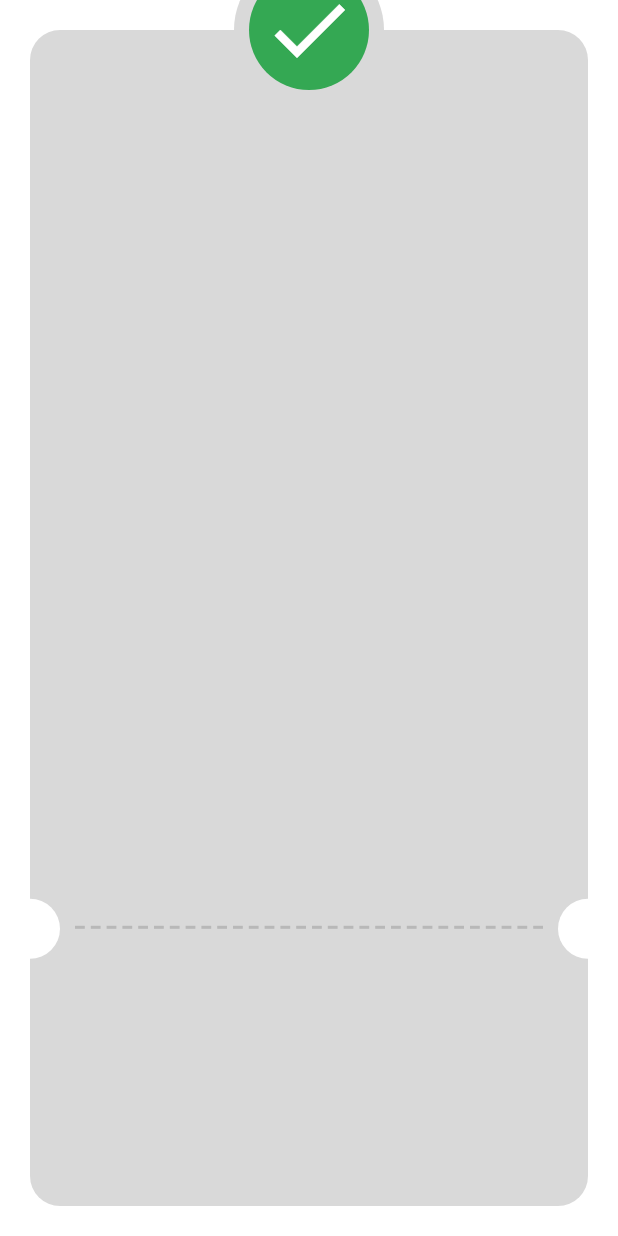
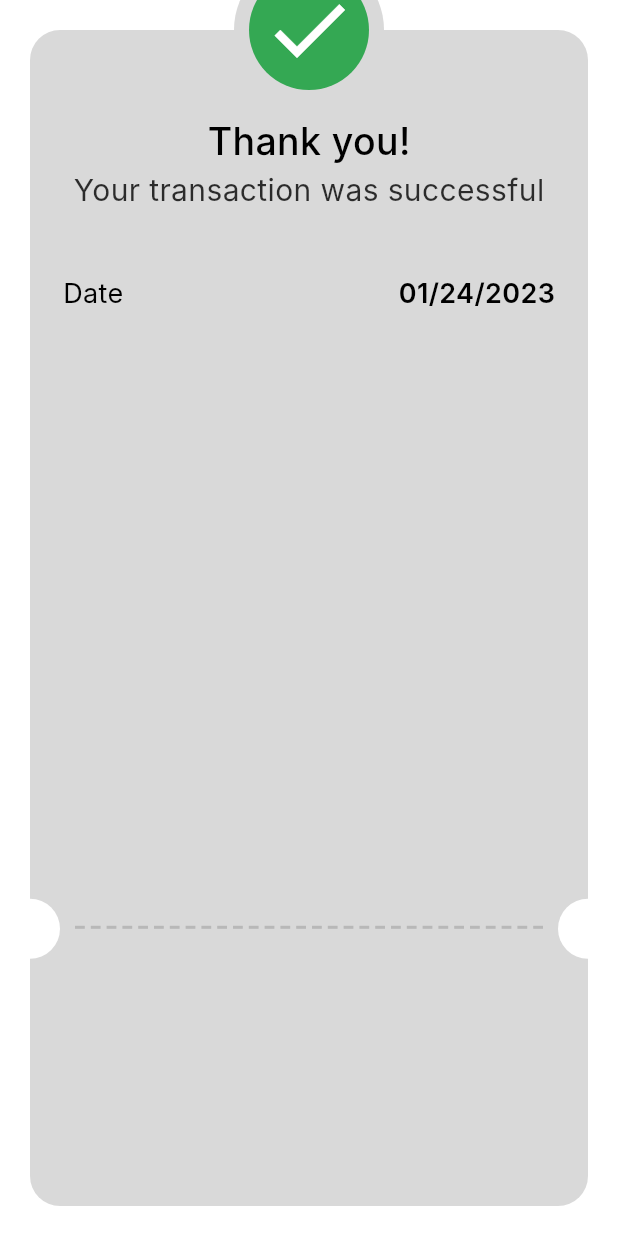
Before and after one commit to mano299/check-out-app, a Flutter app: the ThankYouView screen opened directly, on a phone screen of 412 x 824 dp. Run offline on Flutter 3.47's test engine with Material 3 defaults, Android fonts, the phone set to English and light mode, and no system bars; our stand-ins replace flutter_credit_card, flutter_svg; Roboto replaces fonts that are missing (Inter).

Commit message:
create custom card info item

```diff
--- /dev/null
+++ b/lib/features/check_out/presentation/widget/custom_card_info_item.dart
@@ -0,0 +1,26 @@
+import 'package:check_out_app/core/utils/styles.dart';
+import 'package:flutter/material.dart';
+
+
+class CustomCardInfoItem extends StatelessWidget {
+  const CustomCardInfoItem(
+      {super.key, required this.title, required this.value});
+
+  final String title, value;
+  @override
+  Widget build(BuildContext context) {
+    return Row(
+      children: [
+        Text(
+          title,
+          style: Styles.styleRegular18,
+        ),
+        Spacer(),
+        Text(
+          value,
+          style: Styles.styleSemiBold18,
+        ),
+      ],
+    );
+  }
+}
--- a/lib/features/check_out/presentation/widget/thank_you_card.dart
+++ b/lib/features/check_out/presentation/widget/thank_you_card.dart
@@ -1,4 +1,5 @@
-
+import 'package:check_out_app/core/utils/styles.dart';
+import 'package:check_out_app/features/check_out/presentation/widget/custom_card_info_item.dart';
 import 'package:flutter/material.dart';
 
 class ThankYouCard extends StatelessWidget {
@@ -13,6 +14,29 @@ class ThankYouCard extends StatelessWidget {
         color: Color(0xffD9D9D9),
         borderRadius: BorderRadius.circular(20),
       ),
+      child: Padding(
+        padding: const EdgeInsets.symmetric(horizontal: 22),
+        child: Column(
+          children: [
+            Padding(
+              padding: const EdgeInsets.only(top: 56),
+              child: Text(
+                'Thank you!',
+                style: Styles.styleMedium25,
+              ),
+            ),
+            Text(
+              'Your transaction was successful',
+              style: Styles.styleRegular20,
+            ),
+            SizedBox(height: 42),
+            CustomCardInfoItem(
+              title: 'Date',
+              value: '01/24/2023',
+            ),
+          ],
+        ),
+      ),
     );
   }
 }
```
